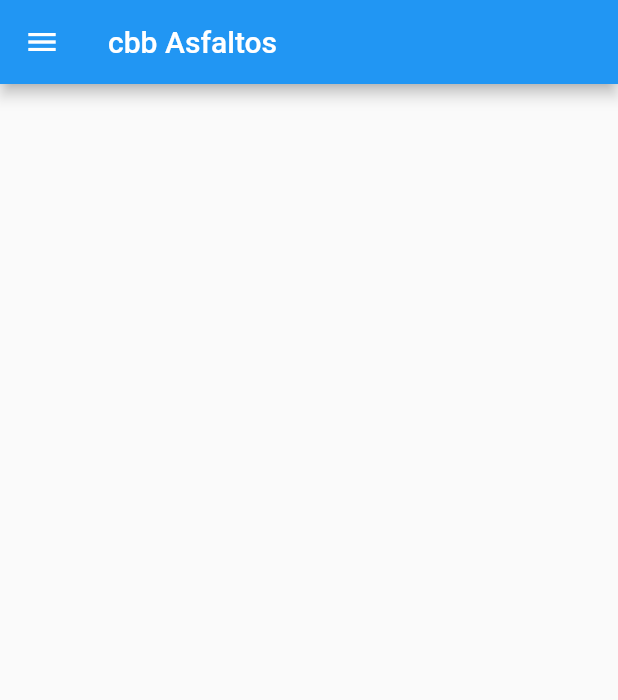
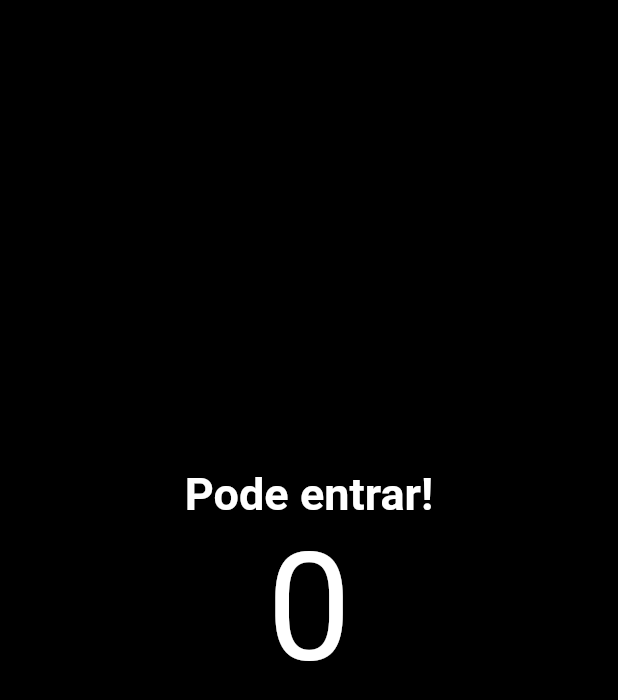
Before and after one commit to gagjunior/flutter-contador-pessoas, a Flutter app: the screen it shows after launch, on a phone screen of 412 x 824 dp. Shown: the top 700 px of the screen. Run offline on Flutter 3.47's test engine with Material 2 defaults, Android fonts, the phone set to English and light mode, and no system bars.

Commit message:
Aula 75 - Botão, linha

```diff
--- a/lib/main.dart
+++ b/lib/main.dart
@@ -18,13 +18,60 @@ class MyApp extends StatelessWidget {
 class HomePage extends StatelessWidget {
   const HomePage({Key? key}) : super(key: key);
 
+  void decrement() {
+    print('Decrement');
+  }
+
+  void increment() {
+    print('Increment');
+  }
+
   @override
   Widget build(BuildContext context) {
     return Scaffold(
-      appBar: AppBar(
-        title: Text("cbb Asfaltos"),
+      backgroundColor: Colors.black,
+      body: Column(
+        mainAxisAlignment: MainAxisAlignment.center,
+        children: [
+          const Text(
+            'Pode entrar!',
+            style: TextStyle(
+                fontSize: 30, color: Colors.white, fontWeight: FontWeight.w700),
+          ),
+          const Text(
+            '0',
+            style: TextStyle(
+              fontSize: 100,
+              color: Colors.white,
+            ),
+          ),
+          Row(
+            mainAxisAlignment: MainAxisAlignment.center,
+            children: [
+              TextButton(
+                onPressed: decrement,
+                child: Text(
+                  'Saiu',
+                  style: TextStyle(
+                    color: Colors.black,
+                    fontSize: 16,
+                  ),
+                ),
+              ),
+              TextButton(
+                onPressed: increment,
+                child: Text(
+                  'Entrou',
+                  style: TextStyle(
+                    color: Colors.black,
+                    fontSize: 16,
+                  ),
+                ),
+              ),
+            ],
+          )
+        ],
       ),
-      drawer: Drawer(),
     );
   }
 }
```
